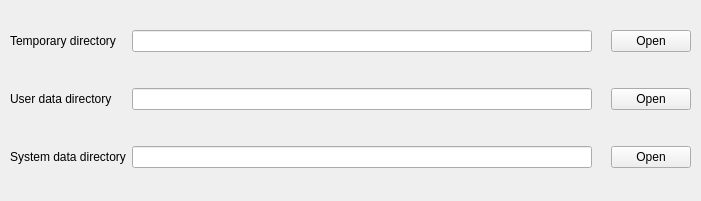
First picture: the form in src/gui/src/FilesystemInfoForm_UI.ui, repository hydrogen-music/hydrogen, before the edit.
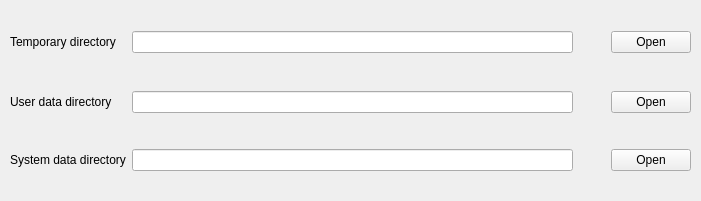
Second picture: the form after the edit.

What changed in the file:
```diff
--- a/src/gui/src/FilesystemInfoForm_UI.ui
+++ b/src/gui/src/FilesystemInfoForm_UI.ui
@@ -23,17 +23,23 @@
     </rect>
    </property>
    <layout class="QGridLayout" name="gridLayout">
-    <item row="1" column="3">
+    <item row="1" column="4">
      <widget class="QPushButton" name="openUsrButton">
       <property name="text">
        <string>Open</string>
       </property>
      </widget>
     </item>
+    <item row="0" column="1">
+     <widget class="QLineEdit" name="tmpDirLineEdit"/>
+    </item>
+    <item row="1" column="1">
+     <widget class="QLineEdit" name="usrDataDirLineEdit"/>
+    </item>
     <item row="2" column="3">
-     <widget class="QPushButton" name="openSysButton">
+     <widget class="QLabel" name="sysDataDirWarningLabel">
       <property name="text">
-       <string>Open</string>
+       <string/>
       </property>
      </widget>
     </item>
@@ -44,8 +50,29 @@
       </property>
      </widget>
     </item>
-    <item row="0" column="1">
-     <widget class="QLineEdit" name="tmpDirLineEdit"/>
+    <item row="2" column="4">
+     <widget class="QPushButton" name="openSysButton">
+      <property name="text">
+       <string>Open</string>
+      </property>
+     </widget>
+    </item>
+    <item row="1" column="0">
+     <widget class="QLabel" name="label_2">
+      <property name="text">
+       <string>User data directory</string>
+      </property>
+     </widget>
+    </item>
+    <item row="0" column="4">
+     <widget class="QPushButton" name="openTmpButton">
+      <property name="text">
+       <string>Open</string>
+      </property>
+     </widget>
+    </item>
+    <item row="2" column="1">
+     <widget class="QLineEdit" name="sysDataDirLineEdit"/>
     </item>
     <item row="2" column="0">
      <widget class="QLabel" name="label_3">
@@ -54,45 +81,38 @@
       </property>
      </widget>
     </item>
-    <item row="1" column="1">
-     <widget class="QLineEdit" name="usrDataDirLineEdit"/>
-    </item>
-    <item row="2" column="1">
-     <widget class="QLineEdit" name="sysDataDirLineEdit"/>
-    </item>
     <item row="0" column="3">
-     <widget class="QPushButton" name="openTmpButton">
-      <property name="text">
-       <string>Open</string>
+     <widget class="QPushButton" name="tmpDirWarningButton">
+      <property name="enabled">
+       <bool>true</bool>
       </property>
-     </widget>
-    </item>
-    <item row="1" column="0">
-     <widget class="QLabel" name="label_2">
-      <property name="text">
-       <string>User data directory</string>
+      <property name="focusPolicy">
+       <enum>Qt::NoFocus</enum>
       </property>
-     </widget>
-    </item>
-    <item row="2" column="2">
-     <widget class="QLabel" name="sysDataDirWarningLabel">
-      <property name="text">
-       <string/>
+      <property name="styleSheet">
+       <string notr="true">width: 18px;
+height: 18px;</string>
       </property>
-     </widget>
-    </item>
-    <item row="1" column="2">
-     <widget class="QLabel" name="usrDataDirWarningLabel">
       <property name="text">
        <string/>
       </property>
+      <property name="flat">
+       <bool>true</bool>
+      </property>
      </widget>
     </item>
-    <item row="0" column="2">
-     <widget class="QLabel" name="tmpDirWarningLabel">
+    <item row="1" column="3">
+     <widget class="QPushButton" name="usrDataDirWarningButton">
+      <property name="styleSheet">
+       <string notr="true">width: 16px;
+height: 16px</string>
+      </property>
       <property name="text">
        <string/>
       </property>
+      <property name="flat">
+       <bool>true</bool>
+      </property>
      </widget>
     </item>
    </layout>
```
